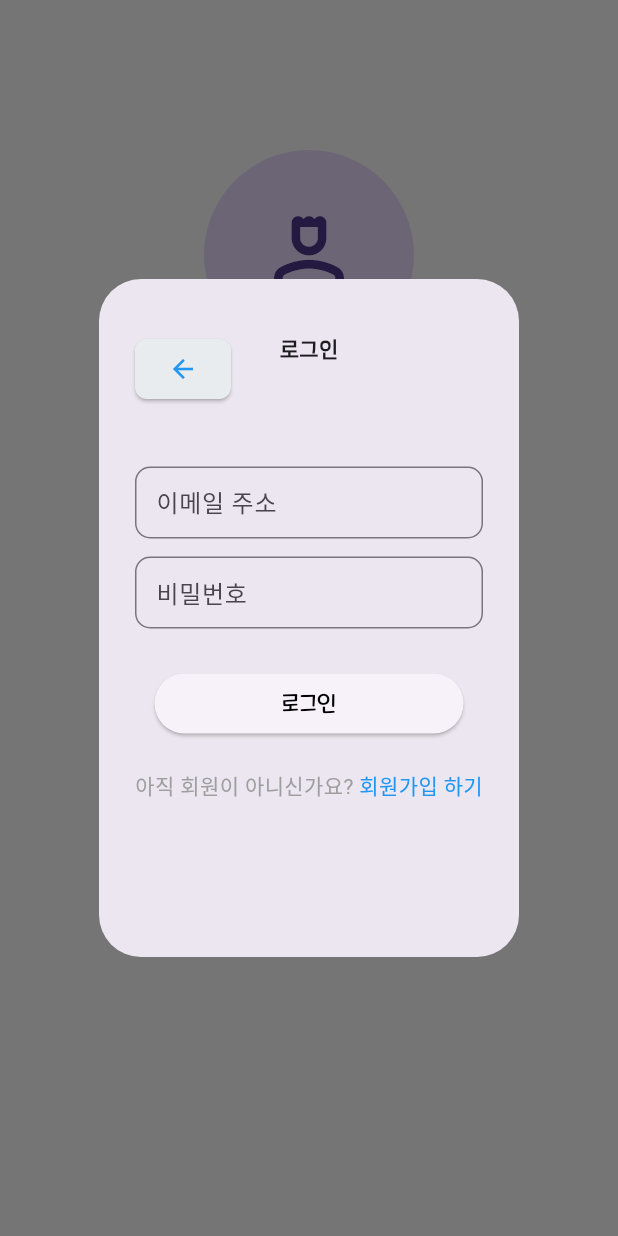
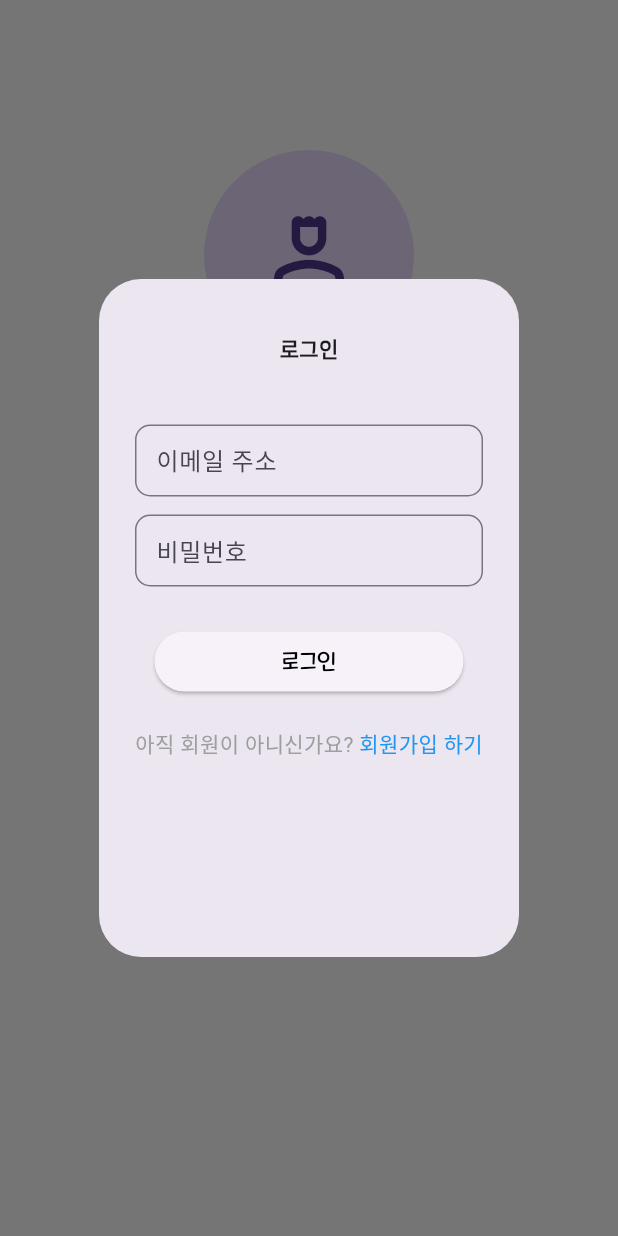
Before and after one commit to Park-yu-su/Flutter-board, a Flutter app: the MypageScreen screen opened directly, after a tap on "로그인 / 회원가입", on a phone screen of 412 x 824 dp. Run offline on Flutter 3.47's test engine with Material 3 defaults, Android fonts, the light colour scheme and no system bars; our stand-ins replace auto_size_text, cloud_firestore, firebase_auth, firebase_core, firebase_storage, flutter_linkify and 4 more; accounts and stored records are empty.

Commit message:
update: finish

```diff
--- a/lib/board_content.dart
+++ b/lib/board_content.dart
@@ -1,3 +1,5 @@
+//게시글에 필요한 요소가 담긴 class
+
 class BoardContent {
   String title; //제목
   String content; //본문
--- a/lib/calendar.dart
+++ b/lib/calendar.dart
@@ -180,8 +180,6 @@ class _CalendarScreenState extends State<CalendarScreen>
                         _scheduleMainController.clear();
                         addCalendarEventsToFirestore(userStatus.email, events);
                         getCalendarEventsFromFirestore(userStatus.email);
-                        print('홈에서 클릭');
-                        print(events);
                       });
                     },
                   ),
--- a/lib/content.dart
+++ b/lib/content.dart
@@ -39,7 +39,7 @@ class _ContentScreenState extends State<Content> with TickerProviderStateMixin {
 
     DateTime now = thisContent.time;
     String dayformat =
-        '${now.year}.${now.month}.${now.day} ${now.hour}:${now.minute}:${now.second}';
+        '${now.year}.${now.month}.${now.day} ${now.hour.toString().padLeft(2, '0')}:${now.minute.toString().padLeft(2, '0')}:${now.second.toString().padLeft(2, '0')}';
 
     return Scaffold(
       backgroundColor: Colors.white,
@@ -300,7 +300,7 @@ class CommentFormat extends StatelessWidget {
   Widget build(BuildContext context) {
     DateTime now = commentTimestamp.toDate();
     String dayformat =
-        '${now.year}.${now.month}.${now.day} ${now.hour}:${now.minute}:${now.second}';
+        '${now.year}.${now.month}.${now.day} ${now.hour.toString().padLeft(2, '0')}:${now.minute.toString().padLeft(2, '0')}:${now.second.toString().padLeft(2, '0')}';
 
     return Column(
       crossAxisAlignment: CrossAxisAlignment.start,
--- a/lib/home.dart
+++ b/lib/home.dart
@@ -5,6 +5,7 @@ import 'dart:io';
 import 'mypage.dart';
 import 'calendar.dart';
 import 'board.dart';
+import 'livetalk.dart';
 import 'package:go_router/go_router.dart';
 import 'user_status.dart';
 
@@ -64,7 +65,7 @@ class _HomeScreenState extends State<HomeScreen> with TickerProviderStateMixin {
     //이동할 페이지
     final List<TabData> _tabData = <TabData>[
       TabData('Home', const Board(), Icons.home),
-      TabData('Livetalk', const Mypage(), Icons.chat),
+      TabData('Livetalk', const Livetalk(), Icons.chat),
       TabData('Calendar', const Calendar(), Icons.calendar_month),
       TabData('MyPage', const Mypage(), Icons.account_circle),
     ];
--- a/lib/mypage.dart
+++ b/lib/mypage.dart
@@ -54,7 +54,6 @@ class _MypageScreenState extends State<MypageScreen> {
 
   @override
   Widget build(BuildContext context) {
-    print("<< build");
     var userStatus = Provider.of<UserStatus>(context);
     loginCheck = userStatus.loginCheck;
     if (userStatus.username != "") {
@@ -200,7 +199,7 @@ class _MypageScreenState extends State<MypageScreen> {
         email: email,
         password: password,
       );
-      print('회원가입이 성공했습니다');
+
       showContextDialog(context, "회원가입 성공", "$inputname님 회원가입이 완료되었습니다.");
       addUserInfoToFirestore(inputname, email);
 
@@ -427,28 +426,6 @@ class _MypageScreenState extends State<MypageScreen> {
                     const SizedBox(height: 20),
                     Stack(
                       children: [
-                        Align(
-                          alignment: Alignment.centerLeft,
-                          child: ElevatedButton(
-                            onPressed: () {
-                              context.pop();
-                            },
-                            style: ElevatedButton.styleFrom(
-                              shape: RoundedRectangleBorder(
-                                borderRadius: BorderRadius.circular(8),
-                              ),
-                              fixedSize: const Size(20, 20),
-                              padding: EdgeInsets.zero,
-                              backgroundColor:
-                                  const Color.fromRGBO(233, 236, 239, 50),
-                            ),
-                            child: const Icon(
-                              Icons.arrow_back,
-                              size: 20,
-                              color: Colors.blue,
-                            ),
-                          ),
-                        ),
                         Center(
                           child: Text('로그인',
                               style: TextStyle(fontWeight: FontWeight.bold)),
--- a/lib/toast_dialog.dart
+++ b/lib/toast_dialog.dart
@@ -1,3 +1,5 @@
+//공용 toast message 및 dialog 관련 함수
+
 import 'package:flutter/material.dart';
 import 'package:fluttertoast/fluttertoast.dart';
 
```
Also changed, not shown: lib/livetalk.dart (+6 -5 lines), lib/write.dart (+6 -2 lines), lib/firebase_options.dart, 62 other files.
